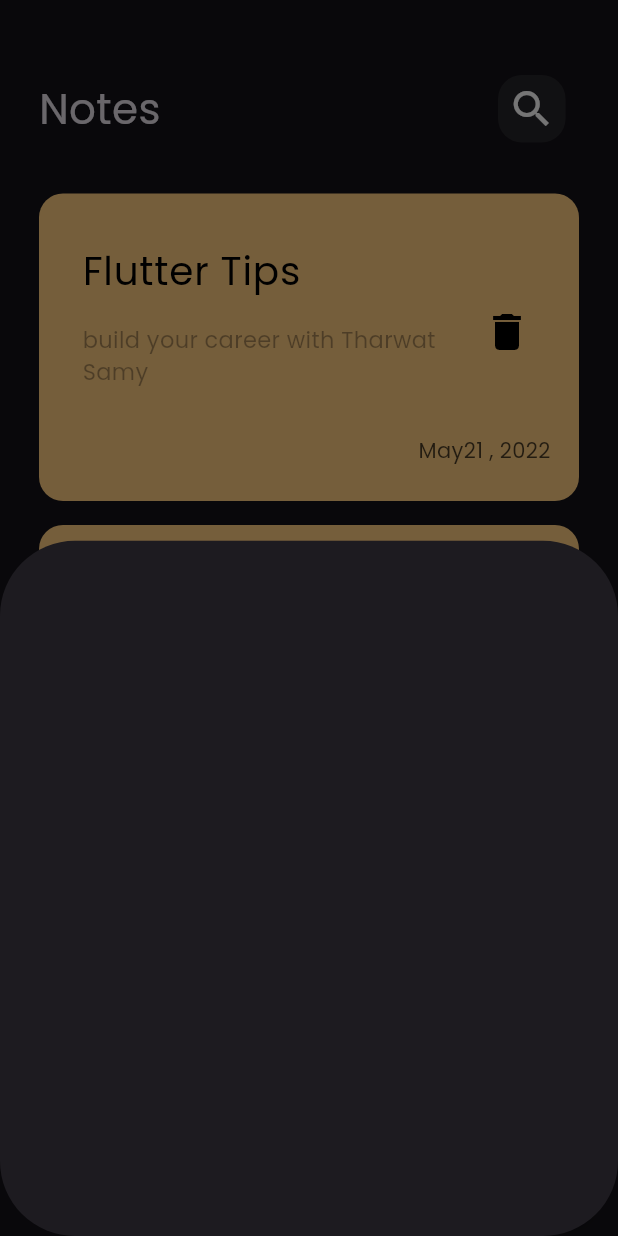
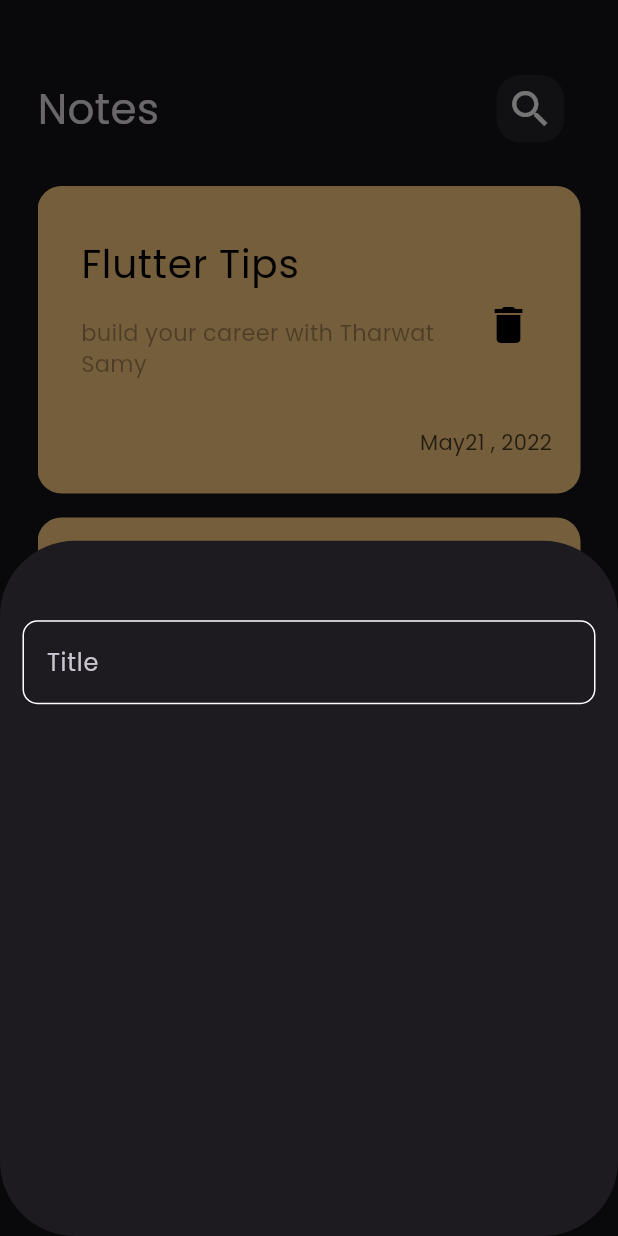
Before and after one commit to iYoussefAdly/notes_app, a Flutter app: the screen it shows after launch, after a tap on the "add" icon, on a phone screen of 412 x 824 dp. Run offline on Flutter 3.47's test engine with Material 3 defaults, Android fonts, the phone set to English and light mode, and no system bars.

Commit message:
add CustomTextField

```diff
--- a/lib/widgets/add_note_bottom_sheet.dart
+++ b/lib/widgets/add_note_bottom_sheet.dart
@@ -1,10 +1,21 @@
 import 'package:flutter/material.dart';
+import 'package:notes_app/widgets/custom_text_field.dart';
 
 class AddNoteBottomSheet extends StatelessWidget {
   const AddNoteBottomSheet({super.key});
 
   @override
   Widget build(BuildContext context) {
-    return Container();
+    return Padding(
+      padding: const EdgeInsets.all(15),
+      child: Column(
+        children: [
+          Padding(
+            padding: const EdgeInsets.only(top: 38),
+            child: CustomTextField(),
+          )
+        ],
+      ),
+    );
   }
 }
--- /dev/null
+++ b/lib/widgets/constants.dart
@@ -0,0 +1,3 @@
+import 'dart:ui';
+
+const kPrimaryColor=Color(0xff62FCD7);
--- /dev/null
+++ b/lib/widgets/custom_text_field.dart
@@ -0,0 +1,25 @@
+import 'package:flutter/material.dart';
+import 'package:notes_app/widgets/constants.dart';
+
+class CustomTextField extends StatelessWidget {
+  const CustomTextField({super.key});
+
+  @override
+  Widget build(BuildContext context) {
+    return TextField(
+      cursorColor: kPrimaryColor,
+      decoration: InputDecoration(
+        hintText: 'Title',
+        focusedBorder: buildBorder(kPrimaryColor),
+        enabledBorder:buildBorder()
+      ),
+    );
+  }
+
+  OutlineInputBorder buildBorder([Color? color]) {
+    return OutlineInputBorder(
+        borderRadius: BorderRadius.circular(10),
+        borderSide: BorderSide(color:color??Colors.white)
+      );
+  }
+}
--- a/lib/widgets/notes_list_view.dart
+++ b/lib/widgets/notes_list_view.dart
@@ -8,7 +8,7 @@ class NotesListView extends StatelessWidget {
   Widget build(BuildContext context) {
     return Expanded(
       child: Padding(
-        padding: const EdgeInsets.symmetric(vertical: 18),
+        padding: const EdgeInsets.symmetric(vertical: 13),
         child: ListView.builder(
           padding: EdgeInsets.zero,
           itemBuilder: (context, index) {
--- a/lib/widgets/notes_view_body.dart
+++ b/lib/widgets/notes_view_body.dart
@@ -9,14 +9,12 @@ class NotesViewBody extends StatelessWidget {
   @override
   Widget build(BuildContext context) {
     return Padding(
-      padding: const EdgeInsets.symmetric(horizontal: 16),
-      child: Padding(
-        padding: const EdgeInsets.symmetric(horizontal: 10),
+        padding: const EdgeInsets.symmetric(horizontal: 25),
         child: Column(children: [
           CustomAppBar(),
          NotesListView(),
         ]),
-      ),
+
     );
   }
 }
```
